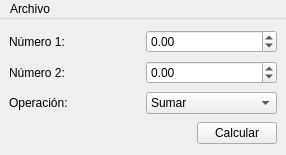
Above: principal.ui from mguadalupe17/Qt-Traduccion before the change. Below: the same form after it.
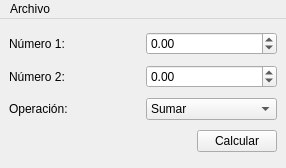
That is the form after the change.

Diff of the .ui file:
```diff
--- a/principal.ui
+++ b/principal.ui
@@ -7,7 +7,7 @@
     <x>0</x>
     <y>0</y>
     <width>286</width>
-    <height>155</height>
+    <height>168</height>
    </rect>
   </property>
   <property name="windowTitle">
```
Left out of the diff: 2 changed lines with no effect on the pictures.
